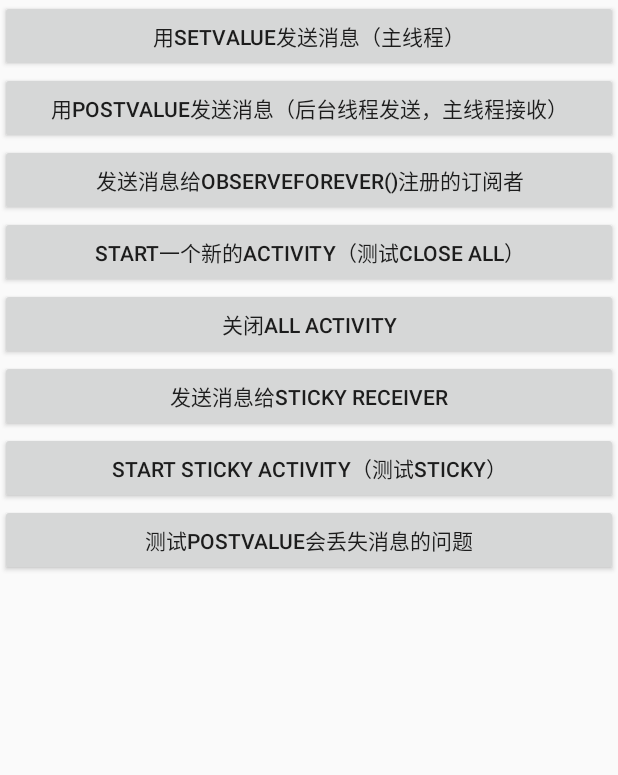
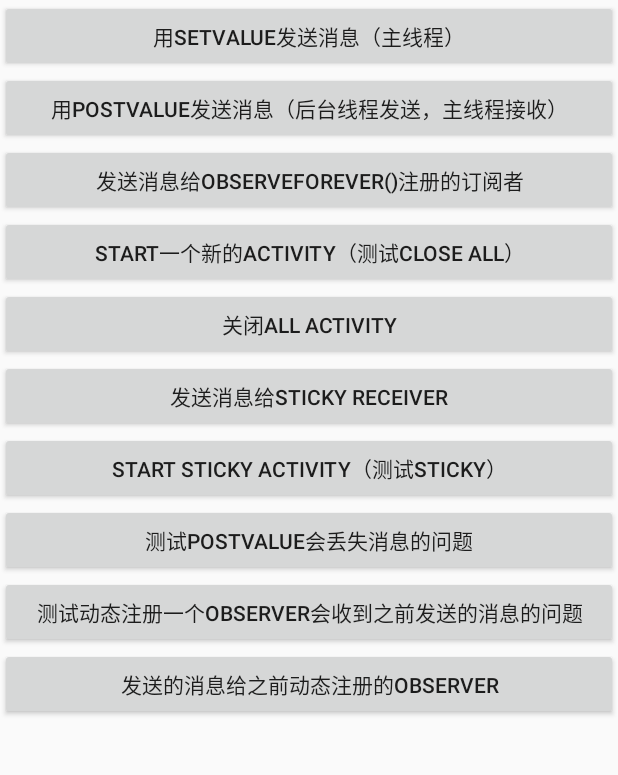
Before and after one commit to JeremyLiao/LiveEventBus, an Android app: the screen it shows after launch (LiveDataBusDemo), on a phone screen of 412 x 824 dp, the part 185-960 px from its top. Run offline under Robolectric (Android 15) with nearby library versions, the phone set to English and light mode, and no system bars; our stand-ins replace data binding; libraries missing offline, so code that uses them is left out: rx.functions, rx.schedulers; 9 statements that could not run were skipped.

Commit message:
修复了订阅者会收到订阅之前发布的消息的问题

```diff
--- a/live-data-bus/livedatabus/src/main/java/com/jeremyliao/livedatabus/LiveDataBus.java
+++ b/live-data-bus/livedatabus/src/main/java/com/jeremyliao/livedatabus/LiveDataBus.java
@@ -1,6 +1,8 @@
 package com.jeremyliao.livedatabus;
 
+import android.arch.lifecycle.Lifecycle;
 import android.arch.lifecycle.LifecycleOwner;
+import android.arch.lifecycle.LifecycleRegistry;
 import android.arch.lifecycle.LiveData;
 import android.arch.lifecycle.MutableLiveData;
 import android.arch.lifecycle.Observer;
@@ -20,7 +22,6 @@ import java.util.concurrent.TimeUnit;
  */
 
 public final class LiveDataBus {
-
 
     private final Map<String, BusMutableLiveData<Object>> bus;
 
@@ -85,18 +86,39 @@ public final class LiveDataBus {
         private Handler mainHandler = new Handler(Looper.getMainLooper());
 
         @Override
+        public void postValue(T value) {
+            mainHandler.post(new PostValueTask(value));
+        }
+
+        @Override
         public void postValueDelay(T value, long delay, TimeUnit unit) {
             mainHandler.postDelayed(new PostValueTask(value), unit.convert(delay, unit));
         }
 
         @Override
         public void observe(@NonNull LifecycleOwner owner, @NonNull Observer<T> observer) {
+            //store current state of LifecycleOwner
+            Lifecycle lifecycle = owner.getLifecycle();
+            Lifecycle.State currentState = lifecycle.getCurrentState();
+            int observerSize = getLifecycleObserverMapSize(lifecycle);
+            boolean needChangeState = currentState.isAtLeast(Lifecycle.State.STARTED);
+            if (needChangeState) {
+                //change the state of LifecycleOwner
+                setLifecycleState(lifecycle, Lifecycle.State.INITIALIZED);
+                //set observerSize to 0
+                setLifecycleObserverMapSize(lifecycle, -1);
+            }
             super.observe(owner, observer);
-            try {
-                hook(observer);
-            } catch (Exception e) {
-                e.printStackTrace();
+            if (needChangeState) {
+                //get back the state of LifecycleOwner
+                setLifecycleState(lifecycle, currentState);
+                //set back observerSize
+                setLifecycleObserverMapSize(lifecycle, observerSize + 1);
+                //set Observer active
+                hookObserverActive(observer, true);
             }
+            //set wrapper's version
+            hookObserverVersion(observer);
         }
 
         public void observeSticky(@NonNull LifecycleOwner owner, @NonNull Observer<T> observer) {
@@ -126,10 +148,65 @@ public final class LiveDataBus {
             super.removeObserver(realObserver);
         }
 
-        private void hook(@NonNull Observer<T> observer) throws Exception {
-            //get wrapper's version
-            Class<LiveData> classLiveData = LiveData.class;
-            Field fieldObservers = classLiveData.getDeclaredField("mObservers");
+        private void setLifecycleObserverMapSize(Lifecycle lifecycle, int size) {
+            if (lifecycle == null) {
+                return;
+            }
+            if (!(lifecycle instanceof LifecycleRegistry)) {
+                return;
+            }
+            try {
+                Field observerMapField = LifecycleRegistry.class.getDeclaredField("mObserverMap");
+                observerMapField.setAccessible(true);
+                Object mObserverMap = observerMapField.get(lifecycle);
+                Class<?> superclass = mObserverMap.getClass().getSuperclass();
+                Field mSizeField = superclass.getDeclaredField("mSize");
+                mSizeField.setAccessible(true);
+                mSizeField.set(mObserverMap, size);
+            } catch (Exception e) {
+                e.printStackTrace();
+            }
+        }
+
+        private int getLifecycleObserverMapSize(Lifecycle lifecycle) {
+            if (lifecycle == null) {
+                return 0;
+            }
+            if (!(lifecycle instanceof LifecycleRegistry)) {
+                return 0;
+            }
+            try {
+                Field observerMapField = LifecycleRegistry.class.getDeclaredField("mObserverMap");
+                observerMapField.setAccessible(true);
+                Object mObserverMap = observerMapField.get(lifecycle);
+                Class<?> superclass = mObserverMap.getClass().getSuperclass();
+                Field mSizeField = superclass.getDeclaredField("mSize");
+                mSizeField.setAccessible(true);
+                return (int) mSizeField.get(mObserverMap);
+            } catch (Exception e) {
+                e.printStackTrace();
+                return 0;
+            }
+        }
+
+        private void setLifecycleState(Lifecycle lifecycle, Lifecycle.State state) {
+            if (lifecycle == null) {
+                return;
+            }
+            if (!(lifecycle instanceof LifecycleRegistry)) {
+                return;
+            }
+            try {
+                Field mState = LifecycleRegistry.class.getDeclaredField("mState");
+                mState.setAccessible(true);
+                mState.set(lifecycle, state);
+            } catch (Exception e) {
+                e.printStackTrace();
+            }
+        }
+
+        private Object getObserverWrapper(@NonNull Observer<T> observer) throws Exception {
+            Field fieldObservers = LiveData.class.getDeclaredField("mObservers");
             fieldObservers.setAccessible(true);
             Object objectObservers = fieldObservers.get(this);
             Class<?> classObservers = objectObservers.getClass();
@@ -140,18 +217,44 @@ public final class LiveDataBus {
             if (objectWrapperEntry instanceof Map.Entry) {
                 objectWrapper = ((Map.Entry) objectWrapperEntry).getValue();
             }
+            return objectWrapper;
+        }
+
+        private void hookObserverVersion(@NonNull Observer<T> observer) {
+            try {
+                //get wrapper's version
+                Object objectWrapper = getObserverWrapper(observer);
                 if (objectWrapper == null) {
-                throw new NullPointerException("Wrapper can not be bull!");
+                    return;
                 }
                 Class<?> classObserverWrapper = objectWrapper.getClass().getSuperclass();
                 Field fieldLastVersion = classObserverWrapper.getDeclaredField("mLastVersion");
                 fieldLastVersion.setAccessible(true);
                 //get livedata's version
-            Field fieldVersion = classLiveData.getDeclaredField("mVersion");
+                Field fieldVersion = LiveData.class.getDeclaredField("mVersion");
                 fieldVersion.setAccessible(true);
                 Object objectVersion = fieldVersion.get(this);
                 //set wrapper's version
                 fieldLastVersion.set(objectWrapper, objectVersion);
+            } catch (Exception e) {
+                e.printStackTrace();
+            }
+        }
+
+        private void hookObserverActive(@NonNull Observer<T> observer, boolean active) {
+            try {
+                //get wrapper's version
+                Object objectWrapper = getObserverWrapper(observer);
+                if (objectWrapper == null) {
+                    return;
+                }
+                Class<?> classObserverWrapper = objectWrapper.getClass().getSuperclass();
+                Field mActive = classObserverWrapper.getDeclaredField("mActive");
+                mActive.setAccessible(true);
+                mActive.set(objectWrapper, active);
+            } catch (Exception e) {
+                e.printStackTrace();
+            }
         }
     }
 
--- a/live-data-bus/livedatabus/src/main/java/com/jeremyliao/livedatabus/LiveDataBusDemo.java
+++ b/live-data-bus/livedatabus/src/main/java/com/jeremyliao/livedatabus/LiveDataBusDemo.java
@@ -7,6 +7,7 @@ import android.os.Bundle;
 import android.os.Handler;
 import android.support.annotation.Nullable;
 import android.support.v7.app.AppCompatActivity;
+import android.util.Log;
 import android.widget.Toast;
 
 import com.jeremyliao.livedatabus.databinding.ActivityLiveDataBusDemoBinding;
@@ -25,6 +26,7 @@ public class LiveDataBusDemo extends AppCompatActivity {
     private ActivityLiveDataBusDemoBinding binding;
     private int sendCount = 0;
     private int receiveCount = 0;
+    private String randomKey = null;
     private Observer<String> observer = new Observer<String>() {
         @Override
         public void onChanged(@Nullable String s) {
@@ -67,6 +69,41 @@ public class LiveDataBusDemo extends AppCompatActivity {
                         receiveCount++;
                     }
                 });
+        testMessageSetBeforeOnCreate();
+    }
+
+    private void testMessageSetBeforeOnCreate() {
+        //先发出一个消息
+        LiveDataBus.get().with("msg_set_before", String.class).setValue("msg set before");
+        //然后订阅这个消息
+        LiveDataBus.get()
+                .with("msg_set_before", String.class)
+                .observe(this, new Observer<String>() {
+                    @Override
+                    public void onChanged(@Nullable String s) {
+                        Toast.makeText(LiveDataBusDemo.this, s, Toast.LENGTH_SHORT).show();
+                    }
+                });
+    }
+
+    public void testMessageSetBefore() {
+        //先动态生成一个key
+        randomKey = "key_random_" + new Random().nextInt();
+        //然后发出一个消息
+        LiveDataBus.get().with(randomKey, String.class).setValue("msg set before");
+        //然后订阅这个消息
+        LiveDataBus.get()
+                .with(randomKey, String.class)
+                .observe(this, new Observer<String>() {
+                    @Override
+                    public void onChanged(@Nullable String s) {
+                        Toast.makeText(LiveDataBusDemo.this, s, Toast.LENGTH_SHORT).show();
+                    }
+                });
+    }
+
+    public void sendMessageSetBefore() {
+        LiveDataBus.get().with(randomKey, String.class).setValue("msg set after");
     }
 
     @Override
--- a/live-data-bus/livedatabus/src/main/res/layout/activity_live_data_bus_demo.xml
+++ b/live-data-bus/livedatabus/src/main/res/layout/activity_live_data_bus_demo.xml
@@ -79,5 +79,19 @@
             android:onClick="@{()->handler.postValueCountTest()}"
             android:text="测试PostValue会丢失消息的问题" />
 
+        <Button
+            android:layout_width="match_parent"
+            android:layout_height="wrap_content"
+            android:gravity="center"
+            android:onClick="@{()->handler.testMessageSetBefore()}"
+            android:text="测试动态注册一个Observer会收到之前发送的消息的问题" />
+
+        <Button
+            android:layout_width="match_parent"
+            android:layout_height="wrap_content"
+            android:gravity="center"
+            android:onClick="@{()->handler.sendMessageSetBefore()}"
+            android:text="发送的消息给之前动态注册的Observer" />
+
     </LinearLayout>
 </layout>
```
Lines whose indentation alone changed are shown as unchanged.
